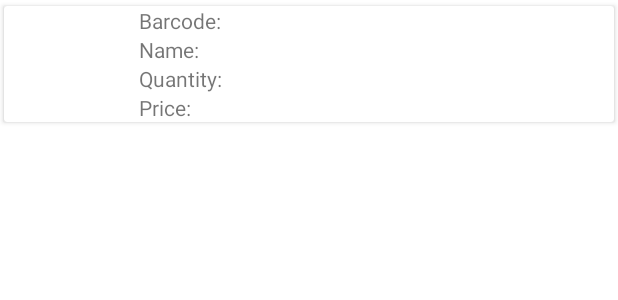
After one commit to GhazanfarAteeb/QRCodeScanWithSQLiteAndRecyclerView, an Android app: the layout list_item_view.xml on its own in the app's theme, with its tools: preview values and no code run, on a phone screen of 412 x 824 dp. The commit adds this screen. Shown: the top 300 px of the screen. Run offline under Robolectric (Android 15) with nearby library versions, the phone set to English and light mode, and no system bars.

Commit message:
Added layouts, Model Class, Adapter Class, and Created RecyclerView

```diff
--- /dev/null
+++ b/app/src/main/res/layout/list_item_view.xml
@@ -0,0 +1,99 @@
+<?xml version="1.0" encoding="utf-8"?>
+<LinearLayout xmlns:android="http://schemas.android.com/apk/res/android"
+	xmlns:app="http://schemas.android.com/apk/res-auto"
+	android:orientation="vertical"
+	android:layout_width="match_parent"
+	android:layout_height="match_parent">
+
+	<androidx.cardview.widget.CardView
+		android:layout_width="match_parent"
+		android:layout_height="wrap_content"
+		app:cardUseCompatPadding="true">
+		<LinearLayout
+			android:layout_height="wrap_content"
+			android:layout_width="wrap_content"
+			android:orientation="horizontal">
+			<ImageView
+				android:layout_gravity="center"
+				android:layout_width="70sp"
+				android:layout_height="70sp"
+				android:src="@null"
+				android:contentDescription="@null"
+				android:layout_marginStart="10sp"
+				android:id="@+id/image"/>
+		</LinearLayout>
+		<LinearLayout
+			android:layout_width="wrap_content"
+			android:layout_height="wrap_content"
+			android:orientation="vertical">
+			<LinearLayout
+				android:layout_width="wrap_content"
+				android:layout_height="wrap_content"
+				android:orientation="horizontal">
+				<TextView
+					android:layout_width="wrap_content"
+					android:layout_height="wrap_content"
+					android:text="@string/barcode"
+					android:layout_marginStart="90sp"
+					/>
+				<TextView
+					android:layout_width="wrap_content"
+					android:layout_height="wrap_content"
+					android:layout_marginStart="10sp"
+					android:id="@+id/barcode"
+					/>
+			</LinearLayout>
+			<LinearLayout
+				android:layout_width="wrap_content"
+				android:layout_height="wrap_content"
+				android:orientation="horizontal">
+				<TextView
+					android:layout_width="wrap_content"
+					android:layout_height="wrap_content"
+					android:text="@string/name"
+					android:layout_marginStart="90sp"
+					/>
+				<TextView
+					android:layout_width="wrap_content"
+					android:layout_height="wrap_content"
+					android:layout_marginStart="10sp"
+					android:id="@+id/name"
+					/>
+			</LinearLayout>
+			<LinearLayout
+				android:layout_width="wrap_content"
+				android:layout_height="wrap_content"
+				android:orientation="horizontal">
+				<TextView
+					android:layout_width="wrap_content"
+					android:layout_height="wrap_content"
+					android:text="@string/quantity"
+					android:layout_marginStart="90sp"
+					/>
+				<TextView
+					android:layout_width="wrap_content"
+					android:layout_height="wrap_content"
+					android:layout_marginStart="10sp"
+					android:id="@+id/quantity"
+					/>
+			</LinearLayout>
+			<LinearLayout
+				android:layout_width="wrap_content"
+				android:layout_height="wrap_content"
+				android:orientation="horizontal">
+				<TextView
+					android:layout_width="wrap_content"
+					android:layout_height="wrap_content"
+					android:text="@string/price"
+					android:layout_marginStart="90sp"
+					/>
+				<TextView
+					android:layout_width="wrap_content"
+					android:layout_height="wrap_content"
+					android:layout_marginStart="10sp"
+					android:id="@+id/price"
+					/>
+			</LinearLayout>
+		</LinearLayout>
+	</androidx.cardview.widget.CardView>
+</LinearLayout>
--- a/app/src/main/res/values/strings.xml
+++ b/app/src/main/res/values/strings.xml
@@ -1,3 +1,8 @@
 <resources>
 	<string name="app_name">QRCodeScanWithSQLiteCRUD</string>
+	<string name="add">add</string>
+	<string name="barcode">Barcode:</string>
+	<string name="name">Name:</string>
+	<string name="quantity">Quantity:</string>
+	<string name="price">Price:</string>
 </resources>
```
Also changed, not shown: app/build.gradle (+10 -2 lines), app/src/main/java/com/example/qrcodescanwithsqlitecrud/MainActivity.java (+8 -1 lines), app/src/main/java/com/example/qrcodescanwithsqlitecrud/Product.java (added, +48 -0 lines), app/src/main/java/com/example/qrcodescanwithsqlitecrud/ProductAdapter.java (added, +72 -0 lines), app/src/main/res/drawable-anydpi/add.xml (added, +16 -0 lines), app/src/main/res/layout/activity_main.xml (+15 -9 lines), app/src/main/res/drawable-hdpi/add.png (added), app/src/main/res/drawable-mdpi/add.png (added), app/src/main/res/drawable-xhdpi/add.png (added), app/src/main/res/drawable-xxhdpi/add.png (added).
